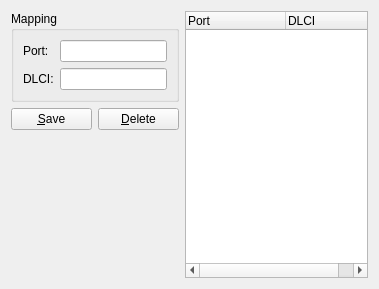
First picture: the form in GNS3/Ui/ConfigurationPages/Form_FRSWPage.ui, repository GNS3/gns3-legacy, before the edit.
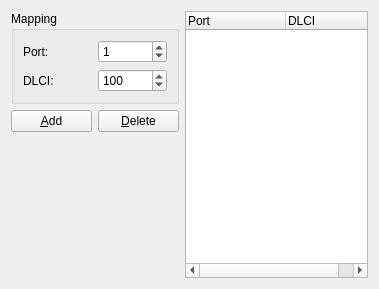
Second picture: the form after the edit.

Commit message: [Dynamips] Continued intragration of FRSW and corrected bugs with node Configurator

Diff of the .ui file:
```diff
--- a/GNS3/Ui/ConfigurationPages/Form_FRSWPage.ui
+++ b/GNS3/Ui/ConfigurationPages/Form_FRSWPage.ui
@@ -27,7 +27,17 @@
        </widget>
       </item>
       <item row="0" column="1" >
-       <widget class="QLineEdit" name="lineEditPort" />
+       <widget class="QSpinBox" name="spinBoxPort" >
+        <property name="minimum" >
+         <number>0</number>
+        </property>
+        <property name="maximum" >
+         <number>65535</number>
+        </property>
+        <property name="value" >
+         <number>1</number>
+        </property>
+       </widget>
       </item>
       <item row="1" column="0" >
        <widget class="QLabel" name="label_2" >
@@ -37,7 +47,14 @@
        </widget>
       </item>
       <item row="1" column="1" >
-       <widget class="QLineEdit" name="lineEditDLCI" />
+       <widget class="QSpinBox" name="spinBoxDLCI" >
+        <property name="maximum" >
+         <number>65535</number>
+        </property>
+        <property name="value" >
+         <number>100</number>
+        </property>
+       </widget>
       </item>
      </layout>
     </widget>
@@ -72,7 +89,7 @@
    <item row="1" column="0" >
     <widget class="QPushButton" name="pushButtonSave" >
      <property name="text" >
-      <string>&amp;Save</string>
+      <string>&amp;Add</string>
      </property>
     </widget>
    </item>
```
Left out of the diff: 2 changed lines with no effect on the pictures. The commit also changes 7 other files.
